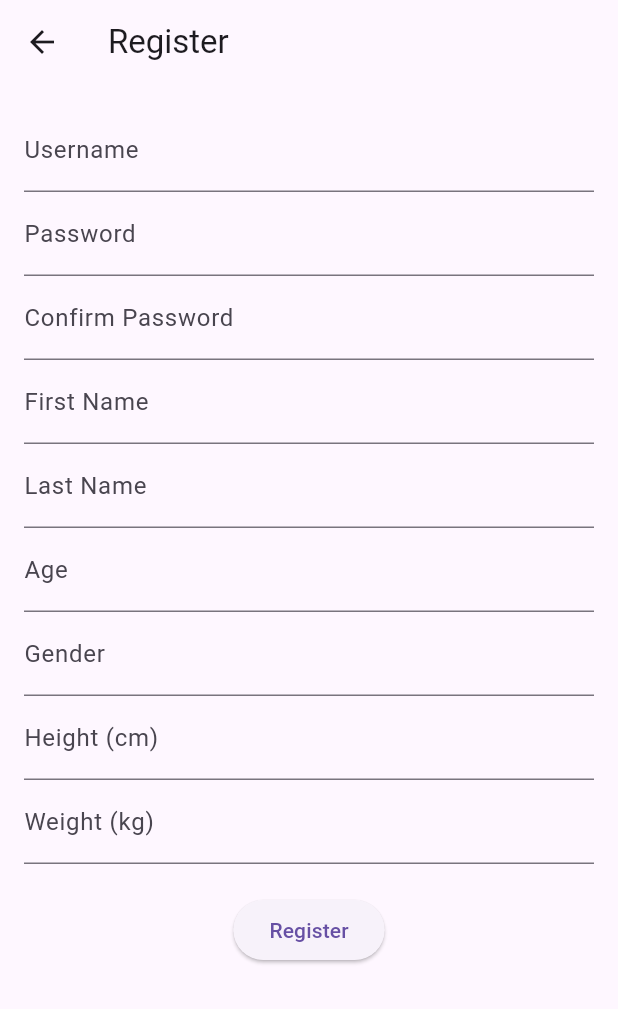
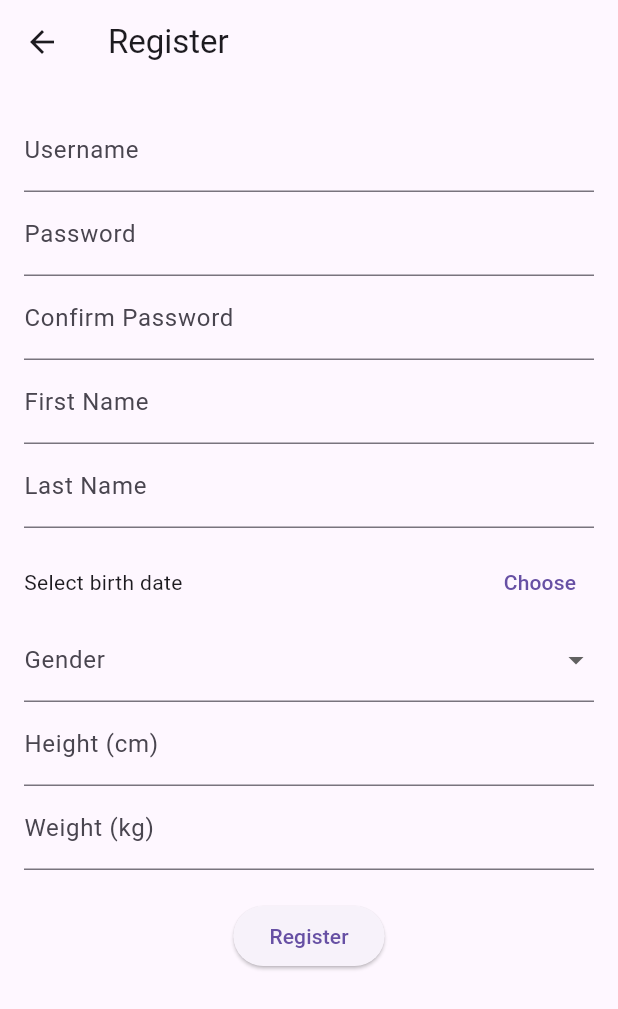
Before and after one commit to FedeYellow/werable_project, a Flutter app: the RegistrationPage screen opened directly, on a phone screen of 412 x 824 dp. Shown: the top 1009 px of the screen. Run offline on Flutter 3.47's test engine with Material 3 defaults, Android fonts, the phone set to English and light mode, and no system bars; our stand-ins replace flutter_map, flutter_profile_picture, jwt_decoder, latlong2, shared_preferences, syncfusion_flutter_gauges; accounts and stored records are empty.

Commit message:
Insert the BMI recommendation & Registration Page

```diff
--- a/lib/HOMEPAGE/HomePage.dart
+++ b/lib/HOMEPAGE/HomePage.dart
@@ -4,7 +4,7 @@ import 'package:werable_project/HOMEPAGE/FEATURES_PEGES/BMI/BMImodel.dart';
 import 'package:werable_project/HOMEPAGE/FEATURES_PEGES/CART/CartPage.dart';
 import 'package:werable_project/HOMEPAGE/FEATURES_PEGES/DISTANCE/DistanceCard.dart';
 import 'package:werable_project/HOMEPAGE/FEATURES_PEGES/MAP/map_card.dart';
-import 'package:werable_project/HOMEPAGE/FEATURES_PEGES/profile_cards.dart';
+import 'package:werable_project/HOMEPAGE/FEATURES_PEGES/PROFILE_CARD/profile_cards.dart';
 import 'package:werable_project/LOGIN/LoginPage.dart';
 
 
--- a/lib/LOGIN/RegistrationPage.dart
+++ b/lib/LOGIN/RegistrationPage.dart
@@ -2,6 +2,8 @@ import 'package:flutter/material.dart';
 import 'package:shared_preferences/shared_preferences.dart';
 import 'LoginPage.dart';
 import 'dart:convert';
+import 'package:werable_project/LOGIN/birth_date.dart'; // cosecha
+import 'package:werable_project/LOGIN/age_utils.dart'; // cosecha
 
 class RegistrationPage extends StatefulWidget {
   const RegistrationPage({Key? key}) : super(key: key);
@@ -16,10 +18,12 @@ class _RegistrationPageState extends State<RegistrationPage> {
   final TextEditingController _confirmController = TextEditingController();
   final TextEditingController _firstNameController = TextEditingController();
   final TextEditingController _lastNameController = TextEditingController();
-  final TextEditingController _ageController = TextEditingController();
+  //*****final TextEditingController _ageController = TextEditingController();
   final TextEditingController _genderController = TextEditingController();
   final TextEditingController _heightController = TextEditingController();
   final TextEditingController _weightController = TextEditingController();
+
+  DateTime? _selectedBirthDate; // COSECHA
 
   Future<void> _register() async {
     final username = _usernameController.text.trim();
@@ -27,12 +31,12 @@ class _RegistrationPageState extends State<RegistrationPage> {
     final confirm = _confirmController.text;
     final firstName = _firstNameController.text.trim();
     final lastName = _lastNameController.text.trim();
-    final age = _ageController.text.trim();
+    //******final age = _ageController.text.trim();
     final gender = _genderController.text.trim();
     final height = _heightController.text.trim();
     final weight = _weightController.text.trim();
 
-    if ([username, password, confirm, firstName, lastName, age, gender, height, weight].any((e) => e.isEmpty)) {
+    if ([username, password, confirm, firstName, lastName, gender, height, weight].any((e) => e.isEmpty)) { // he quitado age detras de lastname
       ScaffoldMessenger.of(context).showSnackBar(
         SnackBar(content: Text('Please fill in all fields')),
       );
@@ -46,10 +50,22 @@ class _RegistrationPageState extends State<RegistrationPage> {
       return;
     }
 
+    // validación --> evitar que el user se registre sin haber seleccionado una fecha de nacimiento
+    if (_selectedBirthDate == null) {
+      ScaffoldMessenger.of(context).showSnackBar(
+        const SnackBar(content: Text('Please select your birth date')),
+      );
+      return;
+    }
+
+    final birthDateStr = _selectedBirthDate!.toIso8601String(); // convertir la fecha a una cadena de texto estandard - pq sharedPreferences solo puede guardar strings
+    final calculatedAge = calculateAge(birthDateStr);
+
     final profile = {
       'firstName': firstName,
       'lastName': lastName,
-      'age': age,
+      //****** */'age': age,
+      'age': calculatedAge.toString(),
       'gender': gender,
       'height': height,
       'weight': weight
@@ -81,10 +97,37 @@ class _RegistrationPageState extends State<RegistrationPage> {
             TextField(controller: _confirmController, decoration: InputDecoration(labelText: 'Confirm Password'), obscureText: true),
             TextField(controller: _firstNameController, decoration: InputDecoration(labelText: 'First Name')),
             TextField(controller: _lastNameController, decoration: InputDecoration(labelText: 'Last Name')),
-            TextField(controller: _ageController, decoration: InputDecoration(labelText: 'Age'), keyboardType: TextInputType.number),
-            TextField(controller: _genderController, decoration: InputDecoration(labelText: 'Gender')),
+            //******TextField(controller: _ageController, decoration: InputDecoration(labelText: 'Age'), keyboardType: TextInputType.number),
+
+            // COSECHA
+            const SizedBox(height: 12),
+            BirthDatePicker(
+              onDateSelected: (date) {
+                _selectedBirthDate = date;
+              },
+            ),
+
+
+            //TextField(controller: _genderController, decoration: InputDecoration(labelText: 'Gender')),
+
+            // COSECHA --> SOLO DOS OPCIONES PARA EL GÉNERO
+            DropdownButtonFormField<String>( // crea formulario desplegable - solo acepta string como tipo de valor
+              value: _genderController.text.isNotEmpty ? _genderController.text : null, // si gender no es empty ... - si no null
+              items: [
+                const DropdownMenuItem(value: 'F', child: Text('F')), // const - pq nunca cambian - para que flutter no los vuelva a crear cada vez
+                const DropdownMenuItem(value: 'M', child: Text('M')),
+              ],
+              onChanged: (value) {
+                setState(() {
+                  _genderController.text = value!;
+                });
+              },
+              decoration: const InputDecoration(labelText: 'Gender'),
+            ),
+
             TextField(controller: _heightController, decoration: InputDecoration(labelText: 'Height (cm)'), keyboardType: TextInputType.number),
             TextField(controller: _weightController, decoration: InputDecoration(labelText: 'Weight (kg)'), keyboardType: TextInputType.number),
+
             SizedBox(height: 20),
             ElevatedButton(
               onPressed: _register,
--- /dev/null
+++ b/lib/LOGIN/birth_date.dart
@@ -0,0 +1,47 @@
+import 'package:flutter/material.dart';
+
+class BirthDatePicker extends StatefulWidget {
+  final Function(DateTime) onDateSelected;
+
+  const BirthDatePicker({super.key, required this.onDateSelected});
+
+  @override
+  State<BirthDatePicker> createState() => _BirthDatePickerState();
+}
+
+class _BirthDatePickerState extends State<BirthDatePicker> {
+  DateTime? _selectedDate;
+
+  Future<void> _pickDate(BuildContext context) async {
+    final DateTime? picked = await showDatePicker(
+      context: context,
+      initialDate: DateTime(2000),
+      firstDate: DateTime(1900),
+      lastDate: DateTime.now(),
+    );
+    if (picked != null) {
+      setState(() {
+        _selectedDate = picked;
+      });
+      widget.onDateSelected(picked); // Enviamos la fecha al padre
+    }
+  }
+
+  @override
+  Widget build(BuildContext context) {
+    return Row(
+      mainAxisAlignment: MainAxisAlignment.spaceBetween,
+      children: [
+        Text(
+          _selectedDate == null
+              ? 'Select birth date'
+              : 'Date: ${_selectedDate!.day}/${_selectedDate!.month}/${_selectedDate!.year}',
+        ),
+        TextButton(
+          onPressed: () => _pickDate(context),
+          child: const Text('Choose'),
+        ),
+      ],
+    );
+  }
+}
```
Also changed, not shown: lib/HOMEPAGE/FEATURES_PEGES/BMI/BMIdetails.dart (added, +194 -0 lines), lib/HOMEPAGE/FEATURES_PEGES/BMI/BMImodel.dart (+27 -11 lines), lib/LOGIN/age_utils.dart (added, +12 -0 lines), lib/HOMEPAGE/FEATURES_PEGES/PROFILE_CARD/profile_cards.dart (renamed from lib/HOMEPAGE/FEATURES_PEGES/profile_cards.dart).
